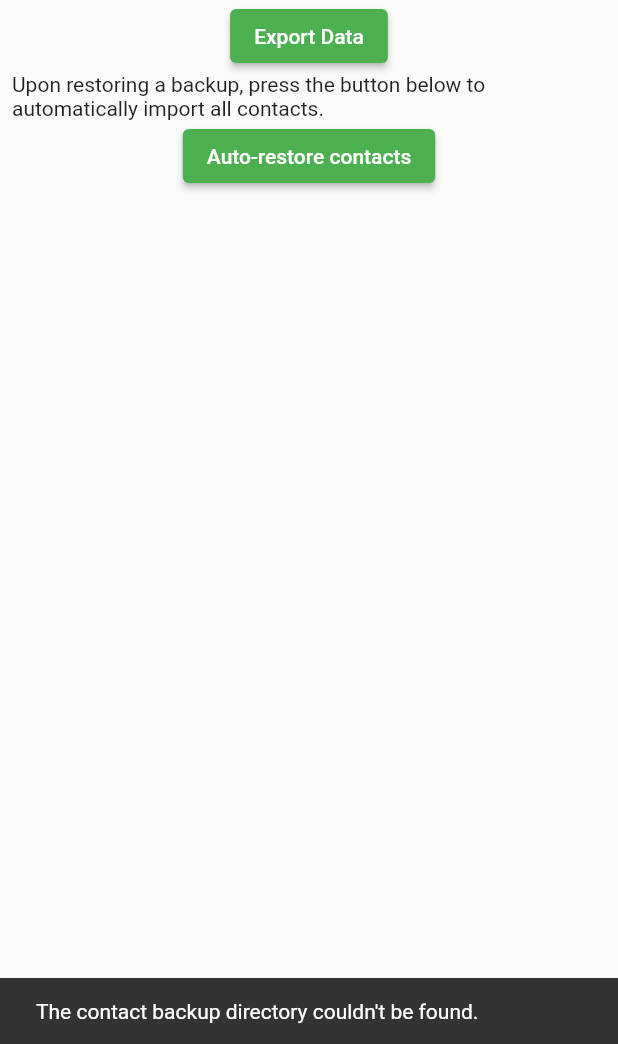
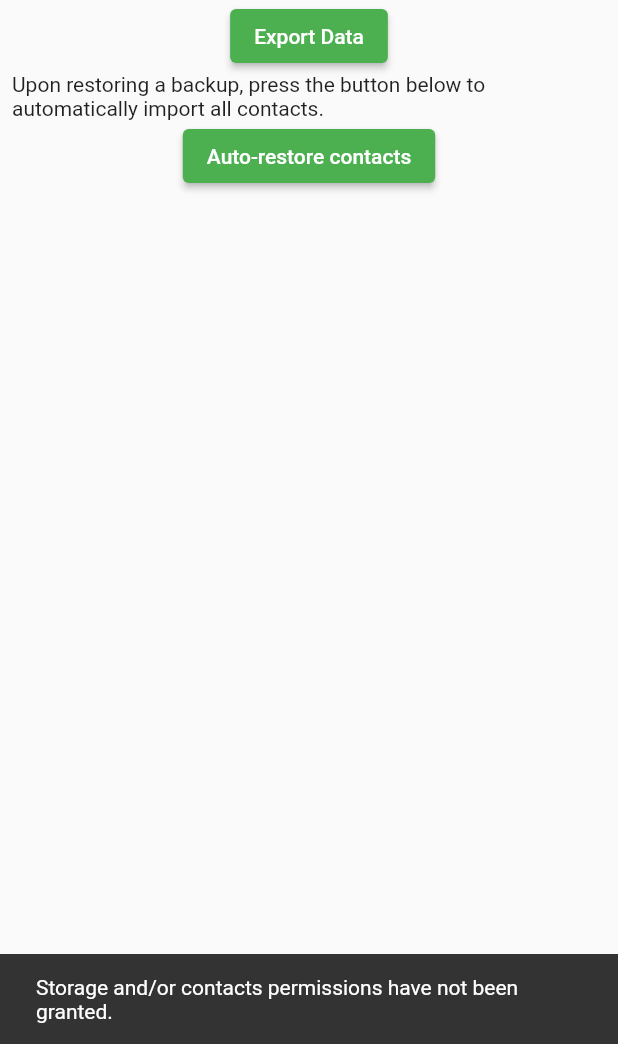
Before and after one commit to mrrfv/open-android-backup, a Flutter app: the screen it shows after launch, after a tap on "Auto-restore contacts", on a phone screen of 412 x 824 dp, the part 192-1236 px from its top. Run offline on Flutter 3.47's test engine with Material 2 defaults, Android fonts, the phone set to English and light mode, and no system bars; our stand-ins replace flutter_contacts; missing offline and left inert: super_easy_permissions.

Commit message:
companion: Change perm handler lib, provide feedback after pressing buttons

```diff
--- a/companion_app/lib/main.dart
+++ b/companion_app/lib/main.dart
@@ -1,6 +1,6 @@
 import 'package:flutter/material.dart';
 import 'package:flutter_contacts/flutter_contacts.dart';
-import 'package:permission_handler/permission_handler.dart';
+import 'package:super_easy_permissions/super_easy_permissions.dart';
 import "dart:io";
 
 void main() {
@@ -30,14 +30,18 @@ class Home extends StatelessWidget {
   Future<void> backup(BuildContext context) async {
     // Requests contacts & internal storage permissions
     if (await FlutterContacts.requestPermission() &&
-        (await Permission.storage.request().isGranted ||
-            await Permission.manageExternalStorage.request().isGranted)) {
+        await SuperEasyPermissions.askPermission(Permissions.storage)) {
+      // Show a snackbar notifying the user that the export has started
+      // (provides feedback just in case there are a lot of contacts to export)
+      ScaffoldMessenger.of(context)
+          .showSnackBar(const SnackBar(content: Text("Exporting data...")));
+
       // Get all contacts
       List<Contact> contacts = await FlutterContacts.getContacts(
           withProperties: true, withPhoto: true, withGroups: true);
 
       // Recreate the temp directory if it already exists.
-      var directory =
+      final Directory directory =
           Directory("/storage/emulated/0/linux-android-backup-temp");
       if (await directory.exists()) {
         await directory.delete(recursive: true);
@@ -46,8 +50,8 @@ class Home extends StatelessWidget {
 
       // Loop over the contacts and save them as a vCard.
       for (var i = 0; i < contacts.length; i++) {
-        String vCard = contacts[i].toVCard(withPhoto: true);
-        File file = File(
+        final String vCard = contacts[i].toVCard(withPhoto: true);
+        final File file = File(
             "/storage/emulated/0/linux-android-backup-temp/linux-android-backup-contact-$i.vcf");
         file.writeAsString(vCard);
       }
@@ -64,18 +68,20 @@ class Home extends StatelessWidget {
             Text("Storage and/or contacts permissions have not been granted."),
         duration: Duration(seconds: 5),
       ));
-
-      await openAppSettings();
     }
   }
 
   Future<void> autoRestoreContacts(BuildContext context) async {
     // Requests contacts & internal storage permissions
     if (await FlutterContacts.requestPermission() &&
-        (await Permission.storage.request().isGranted ||
-            await Permission.manageExternalStorage.request().isGranted)) {
+        await SuperEasyPermissions.askPermission(Permissions.storage)) {
       final contactsDir = Directory("/storage/emulated/0/Contacts_Backup");
       if (await contactsDir.exists()) {
+        // Show a snackbar notifying the user that the import has started
+        // (provides feedback just in case there are a lot of contacts to import)
+        ScaffoldMessenger.of(context)
+            .showSnackBar(const SnackBar(content: Text("Importing data...")));
+
         // List directory contents
         final List<FileSystemEntity> files = await contactsDir.list().toList();
 
@@ -83,8 +89,8 @@ class Home extends StatelessWidget {
         for (var i = 0; i < files.length; i++) {
           if (files[i] is File) {
             // If the entity is a file, read its contents as a vCard and insert it into Android's contact database
-            final vcard = await (files[i] as File).readAsString();
-            final contact = Contact.fromVCard(vcard);
+            final String vcard = await (files[i] as File).readAsString();
+            final Contact contact = Contact.fromVCard(vcard);
             await contact.insert();
           }
         }
@@ -98,8 +104,6 @@ class Home extends StatelessWidget {
         content:
             Text("Storage and/or contacts permissions have not been granted."),
       ));
-
-      await openAppSettings();
     }
   }
 
--- a/companion_app/pubspec.yaml
+++ b/companion_app/pubspec.yaml
@@ -36,7 +36,7 @@ dependencies:
   cupertino_icons: ^1.0.2
   flutter_contacts: ^1.1.1+2
   path_provider: ^2.0.8
-  permission_handler: ^8.3.0
+  super_easy_permissions: ^0.1.1
 
 dev_dependencies:
   flutter_test:
```
Also changed, not shown: companion_app/pubspec.lock.
